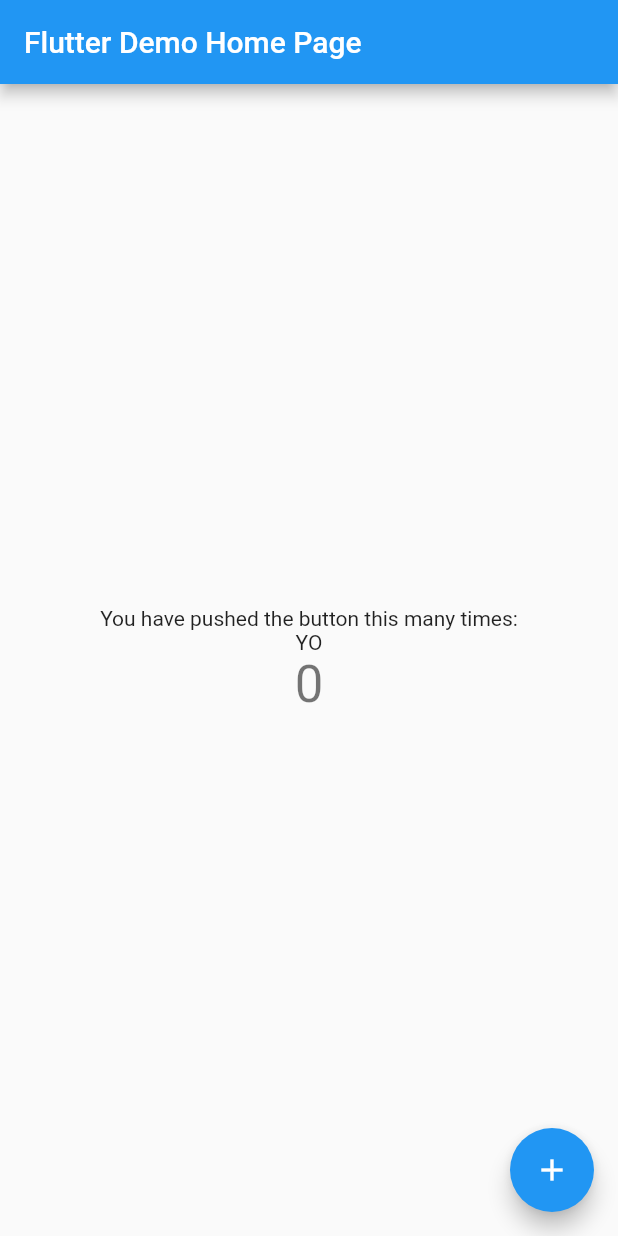
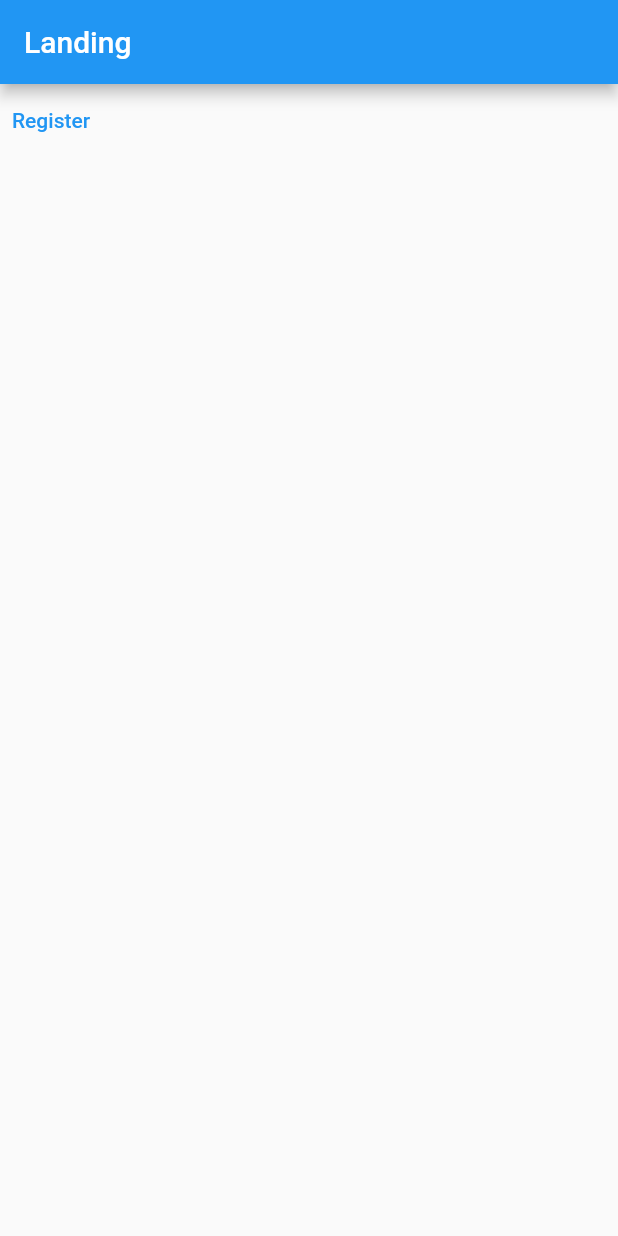
Before and after one commit to Esquiire/offcmpus-mobile, a Flutter app: the screen it shows after launch, on a phone screen of 412 x 824 dp. Run offline on Flutter 3.47's test engine with Material 2 defaults, Android fonts, the phone set to English and light mode, and no system bars; our stand-ins replace flutter_secure_storage, graphql_flutter; missing offline and left inert: flutter_web_auth.

Commit message:
Created register view and initialized graphql client

```diff
--- /dev/null
+++ b/lib/API/GQLConfig.dart
@@ -0,0 +1,5 @@
+import 'package:graphql_flutter/graphql_flutter.dart';
+
+class GQLConfig {
+  static HttpLink httpLink = HttpLink("http://10.0.2.2:9010/graphql");
+}
--- a/lib/main.dart
+++ b/lib/main.dart
@@ -1,8 +1,14 @@
 import 'package:flutter/material.dart';
+// import 'package:flutter_web_browser/flutter_web_browser.dart';
+import 'package:flutter_web_auth/flutter_web_auth.dart';
+import 'package:mobile_fl/screens/Register.dart';
+// import 'package:url_launcher/url_launcher.dart';
 
 void main() {
   runApp(MyApp());
 }
+
+String backendPath(String path) => "http://10.0.2.2:9010$path";
 
 class MyApp extends StatelessWidget {
   // This widget is the root of your application.
@@ -20,97 +26,55 @@ class MyApp extends StatelessWidget {
             // or simply save your changes to "hot reload" in a Flutter IDE).
             // Notice that the counter didn't reset back to zero; the application
             // is not restarted.
-        primarySwatch: Colors.blue,
+            primarySwatch: Colors.blue),
+        initialRoute: '/',
+        routes: {
+          // When navigating to the "/" route, build the FirstScreen widget.
+          '/': (context) => LandingScreen(),
+          '/register': (context) => RegisterScreen(),
+          // When navigating to the "/second" route, build the SecondScreen widget.
+          '/search': (context) => SearchScreen(),
+        });
+  }
+}
+
+class LandingScreen extends StatefulWidget {
+  @override
+  _LandingScreenState createState() => _LandingScreenState();
+}
+
+class _LandingScreenState extends State<LandingScreen> {
+  void goToRegistration(BuildContext ctx) {
+    Navigator.pushNamed(ctx, '/register');
+  }
+
+  @override
+  Widget build(BuildContext ctx) {
+    return Scaffold(
+      appBar: AppBar(
+        title: Text("Landing"),
       ),
-      home: MyHomePage(title: 'Flutter Demo Home Page'),
+      body: TextButton(
+        onPressed: () => goToRegistration(ctx),
+        child: Text("Register"),
+      ),
     );
   }
 }
 
-class MyHomePage extends StatefulWidget {
-  MyHomePage({Key key, this.title}) : super(key: key);
-
-  // This widget is the home page of your application. It is stateful, meaning
-  // that it has a State object (defined below) that contains fields that affect
-  // how it looks.
-
-  // This class is the configuration for the state. It holds the values (in this
-  // case the title) provided by the parent (in this case the App widget) and
-  // used by the build method of the State. Fields in a Widget subclass are
-  // always marked "final".
-
-  final String title;
-
+class SearchScreen extends StatefulWidget {
   @override
-  _MyHomePageState createState() => _MyHomePageState();
+  _SearchScreenState createState() => _SearchScreenState();
 }
 
-class _MyHomePageState extends State<MyHomePage> {
-  int _counter = 0;
-
-  void _incrementCounter() {
-    setState(() {
-      // This call to setState tells the Flutter framework that something has
-      // changed in this State, which causes it to rerun the build method below
-      // so that the display can reflect the updated values. If we changed
-      // _counter without calling setState(), then the build method would not be
-      // called again, and so nothing would appear to happen.
-      _counter++;
-    });
-  }
-
+class _SearchScreenState extends State<SearchScreen> {
   @override
-  Widget build(BuildContext context) {
-    // This method is rerun every time setState is called, for instance as done
-    // by the _incrementCounter method above.
-    //
-    // The Flutter framework has been optimized to make rerunning build methods
-    // fast, so that you can just rebuild anything that needs updating rather
-    // than having to individually change instances of widgets.
+  Widget build(BuildContext ctx) {
     return Scaffold(
       appBar: AppBar(
-        // Here we take the value from the MyHomePage object that was created by
-        // the App.build method, and use it to set our appbar title.
-        title: Text(widget.title),
+        title: Text("Search"),
       ),
-      body: Center(
-        // Center is a layout widget. It takes a single child and positions it
-        // in the middle of the parent.
-        child: Column(
-          // Column is also a layout widget. It takes a list of children and
-          // arranges them vertically. By default, it sizes itself to fit its
-          // children horizontally, and tries to be as tall as its parent.
-          //
-          // Invoke "debug painting" (press "p" in the console, choose the
-          // "Toggle Debug Paint" action from the Flutter Inspector in Android
-          // Studio, or the "Toggle Debug Paint" command in Visual Studio Code)
-          // to see the wireframe for each widget.
-          //
-          // Column has various properties to control how it sizes itself and
-          // how it positions its children. Here we use mainAxisAlignment to
-          // center the children vertically; the main axis here is the vertical
-          // axis because Columns are vertical (the cross axis would be
-          // horizontal).
-          mainAxisAlignment: MainAxisAlignment.center,
-          children: <Widget>[
-            Text(
-              'You have pushed the button this many times:',
-            ),
-            Text(
-              'YO',
-            ),
-            Text(
-              '$_counter',
-              style: Theme.of(context).textTheme.headline4,
-            ),
-          ],
-        ),
-      ),
-      floatingActionButton: FloatingActionButton(
-        onPressed: _incrementCounter,
-        tooltip: 'Increment',
-        child: Icon(Icons.add),
-      ), // This trailing comma makes auto-formatting nicer for build methods.
+      body: Text("Search Page"),
     );
   }
 }
```
Also changed, not shown: lib/API/AuthAPI.dart (added, +59 -0 lines), lib/components/Button.dart (added, +35 -0 lines), lib/components/Input.dart (added, +57 -0 lines), lib/constants.dart (added, +12 -0 lines), lib/screens/Register.dart (added, +306 -0 lines), pubspec.yaml (+11 -3 lines), pubspec.lock, 5 other files. Lines whose indentation alone changed are shown as unchanged.
